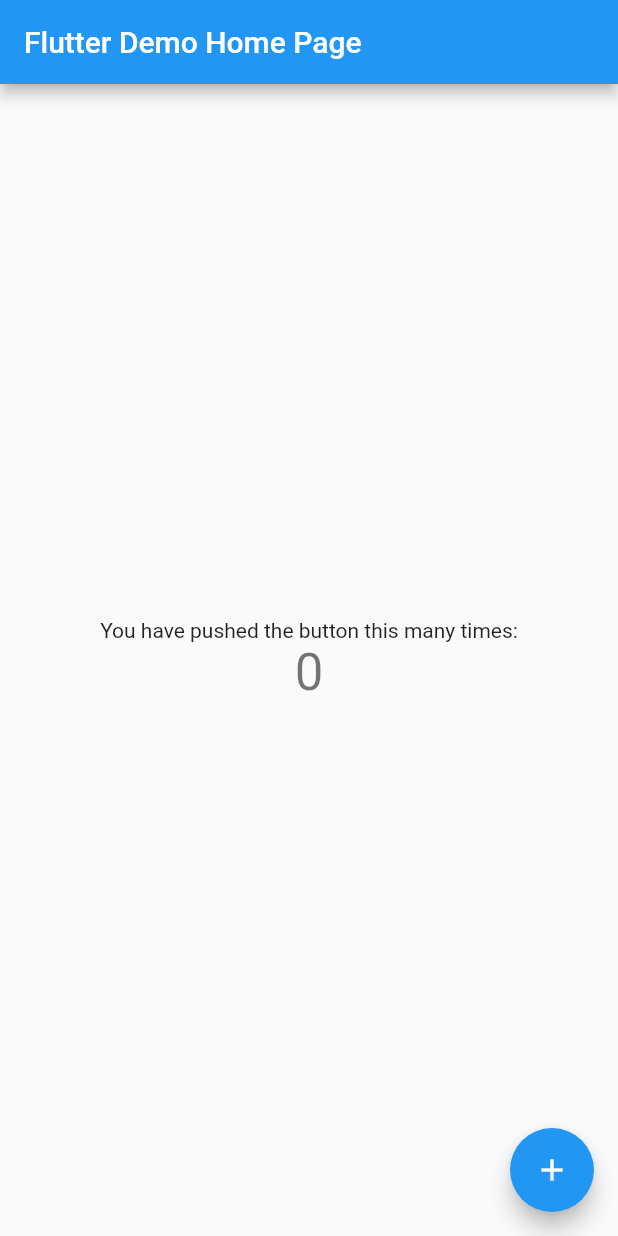
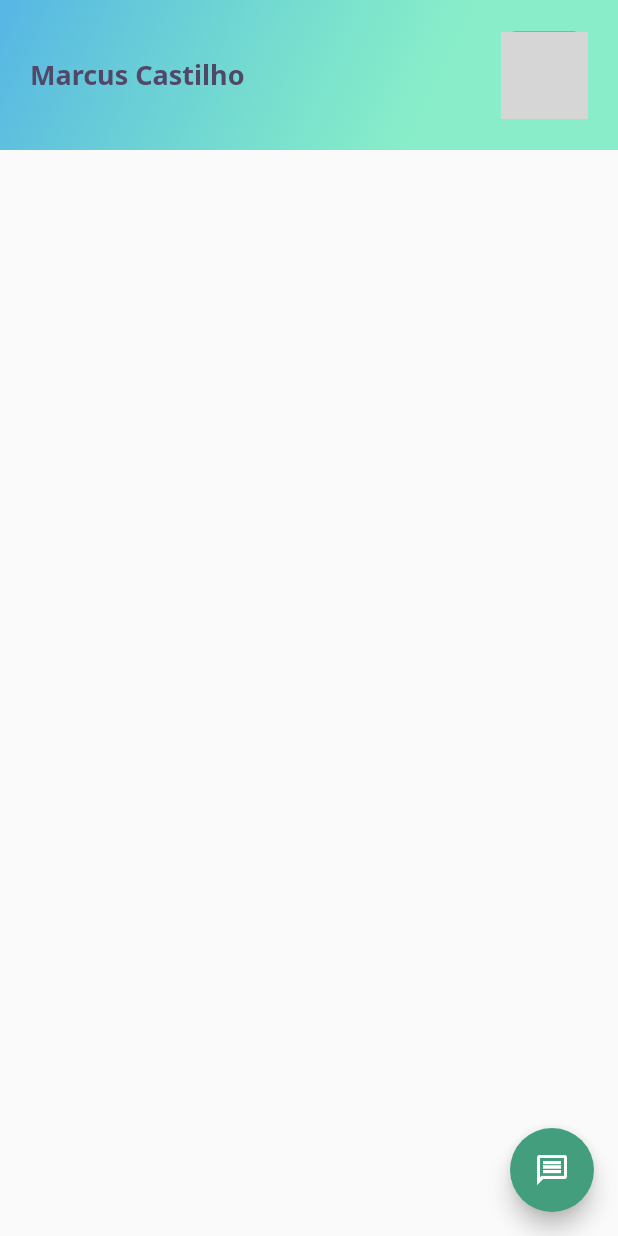
Before and after one commit to pveiga-abreu/client-chat, a Flutter app: the screen it shows after launch, on a phone screen of 412 x 824 dp. Run offline on Flutter 3.47's test engine with Material 2 defaults, Android fonts, the phone set to English and light mode, and no system bars; our stand-ins replace google_fonts; network calls fail; grey boxes are pictures that could not be loaded.

Commit message:
estruturando o projeto

```diff
--- /dev/null
+++ b/lib/app/helpers/app_colors.dart
@@ -0,0 +1,38 @@
+import 'package:flutter/material.dart';
+
+class AppColors {
+  static final Color purple = Color(0xFF8257E5);
+  static final Color white = Color(0xFFFFFFFF);
+  static final Color black = Color(0xFF514766);
+  static final Color grey = Color(0xFF6E6680);
+  static final Color lightGrey = Color(0xFFA6A1B2);
+  static final Color border = Color(0xFFE1E1E6);
+  static final Color chartSecondary = Color(0xFFE1E6E3);
+  static final Color chartPrimary = darkGreen;
+
+  //Greens
+  static final Color lightGreen = Color(0xFFE1F5EC);
+  static final Color green = Color(0xFFB8DBCB);
+  static final Color darkGreen = Color(0xFF04D361);
+
+  //Reds
+  static final Color lightRed = Color(0xFFF5E9EC);
+  static final Color red = Color(0xFFE5C5CF);
+  static final Color darkRed = Color(0xFFCC3750);
+
+  //LevelButton
+  static final Color levelButtonFacil = Color(0xFFEBEBFC);
+  static final Color levelButtonMedio = lightGreen;
+  static final Color levelButtonDificil = Color(0xFFF5EFE9);
+  static final Color levelButtonPerito = lightRed;
+
+  static final Color levelButtonBorderFacil = Color(0xFFCECEF5);
+  static final Color levelButtonBorderMedio = green;
+  static final Color levelButtonBorderDificil = Color(0xFFE5D5C5);
+  static final Color levelButtonBorderPerito = red;
+
+  static final Color levelButtonTextFacil = Color(0xFF6363DB);
+  static final Color levelButtonTextMedio = darkGreen;
+  static final Color levelButtonTextDificil = Color(0xFFE8891C);
+  static final Color levelButtonTextPerito = darkRed;
+}
--- /dev/null
+++ b/lib/app/helpers/app_gradients.dart
@@ -0,0 +1,14 @@
+import 'dart:math';
+import 'dart:ui';
+
+import 'package:flutter/material.dart';
+
+class AppGradients {
+  static final linear = LinearGradient(colors: [
+    Color(0xFF57B6E5),
+    Color.fromRGBO(86, 232, 179, 0.695),
+  ], stops: [
+    0.0,
+    0.695
+  ], transform: GradientRotation(2.13959913 * pi));
+}
--- /dev/null
+++ b/lib/app/helpers/app_images.dart
@@ -0,0 +1,10 @@
+class AppImages {
+  static String get hierarchy => "assets/images/hierarchy.png";
+  static String get data => "assets/images/data.png";
+  static String get laptop => "assets/images/laptop.png";
+  static String get blocks => "assets/images/blocks.png";
+  static String get check => "assets/images/check.png";
+  static String get error => "assets/images/error.png";
+  static String get trophy => "assets/images/trophy.png";
+  static String get logo => "assets/images/logo.png";
+}
--- /dev/null
+++ b/lib/app/helpers/app_text_styles.dart
@@ -0,0 +1,87 @@
+import 'package:flutter/material.dart';
+import 'package:google_fonts/google_fonts.dart';
+
+import 'app_colors.dart';
+
+class AppTextStyles {
+  static final TextStyle title = GoogleFonts.notoSans(
+    color: AppColors.white,
+    fontSize: 20,
+    fontWeight: FontWeight.w400,
+  );
+
+  static final TextStyle titleBold = GoogleFonts.notoSans(
+    color: AppColors.white,
+    fontSize: 20,
+    fontWeight: FontWeight.w600,
+  );
+
+  static final TextStyle heading = GoogleFonts.notoSans(
+    color: AppColors.black,
+    fontSize: 18,
+    fontWeight: FontWeight.w700,
+  );
+
+  static final TextStyle heading40 = GoogleFonts.notoSans(
+    color: AppColors.black,
+    fontSize: 40,
+    fontWeight: FontWeight.w600,
+  );
+
+  static final TextStyle heading15 = GoogleFonts.notoSans(
+    color: AppColors.black,
+    fontSize: 15,
+    fontWeight: FontWeight.w600,
+  );
+
+  static final TextStyle body = GoogleFonts.notoSans(
+    color: AppColors.grey,
+    fontSize: 13,
+    fontWeight: FontWeight.normal,
+  );
+
+  static final TextStyle bodyBold = GoogleFonts.notoSans(
+    color: AppColors.grey,
+    fontSize: 13,
+    fontWeight: FontWeight.bold,
+  );
+
+  static final TextStyle bodylightGrey = GoogleFonts.notoSans(
+    color: AppColors.lightGreen,
+    fontSize: 13,
+    fontWeight: FontWeight.normal,
+  );
+  static final TextStyle bodyDarkGreen = GoogleFonts.notoSans(
+    color: AppColors.darkGreen,
+    fontSize: 13,
+    fontWeight: FontWeight.w500,
+  );
+
+  static final TextStyle bodyDarkRed = GoogleFonts.notoSans(
+    color: AppColors.darkRed,
+    fontSize: 13,
+    fontWeight: FontWeight.w500,
+  );
+
+  static final TextStyle body20 = GoogleFonts.notoSans(
+    color: AppColors.grey,
+    fontSize: 20,
+    fontWeight: FontWeight.normal,
+  );
+  static final TextStyle bodyLightGrey20 = GoogleFonts.notoSans(
+    color: AppColors.lightGrey,
+    fontSize: 20,
+    fontWeight: FontWeight.normal,
+  );
+
+  static final TextStyle bodyWhite20 = GoogleFonts.notoSans(
+    color: AppColors.white,
+    fontSize: 20,
+    fontWeight: FontWeight.normal,
+  );
+  static final TextStyle body11 = GoogleFonts.notoSans(
+    color: AppColors.grey,
+    fontSize: 11,
+    fontWeight: FontWeight.normal,
+  );
+}
--- /dev/null
+++ b/lib/app/pages/talk.dart
@@ -0,0 +1,31 @@
+import 'package:flutter/material.dart';
+import 'package:virtual_feeling/app/widgets/appbar/app_bar_widget.dart';
+
+class Talk extends StatefulWidget {
+
+  @override
+  State<StatefulWidget> createState() {
+    return StateTalk();
+  }
+}
+
+class StateTalk extends State<Talk> {
+  @override
+  Widget build(BuildContext context) {
+    return Scaffold(
+      appBar: AppBarWidget(),
+      body: ListView.builder(
+        itemCount: 3,
+        itemBuilder: (context, index) {
+          return Container();
+        },
+      ),
+      floatingActionButton: FloatingActionButton(
+        backgroundColor: Color(0xFF439E7D),
+        child: Icon(Icons.message_outlined),
+        onPressed: () {
+        },
+      ),
+    );
+  }
+}
--- /dev/null
+++ b/lib/app/widgets/appbar/app_bar_widget.dart
@@ -0,0 +1,43 @@
+import 'package:flutter/material.dart';
+import 'package:virtual_feeling/app/helpers/app_gradients.dart';
+import 'package:virtual_feeling/app/helpers/app_text_styles.dart';
+
+class AppBarWidget extends PreferredSize {
+  AppBarWidget()
+      : super(
+            preferredSize: Size.fromHeight(100),
+            child: Container(
+              height: 200,
+              child: Stack(
+                children: [
+                  Container(
+                    height: 200,
+                    width: double.maxFinite,
+                    padding: const EdgeInsets.symmetric(horizontal: 20),
+                    decoration: BoxDecoration(
+                      gradient: AppGradients.linear,
+                    ),
+                    child: Row(
+                      mainAxisAlignment: MainAxisAlignment.spaceBetween,
+                      children: [
+                        Text('Marcus Castilho', style: AppTextStyles.heading),
+                        Container(
+                          width: 58,
+                          height: 58,
+                          decoration: BoxDecoration(
+                            border: Border.fromBorderSide(
+                                BorderSide(color: Color(0xFF439E7D), width: 2)),
+                            borderRadius: BorderRadius.circular(10),
+                            image: DecorationImage(
+                              image: NetworkImage(
+                                  "https://avatars.githubusercontent.com/u/49495564?v=4"),
+                            ),
+                          ),
+                        )
+                      ],
+                    ),
+                  ),
+                ],
+              ),
+            ));
+}
--- a/lib/main.dart
+++ b/lib/main.dart
@@ -1,113 +1,16 @@
 import 'package:flutter/material.dart';
+import 'package:virtual_feeling/app/pages/talk.dart';
 
-void main() {
-  runApp(MyApp());
-}
 
-class MyApp extends StatelessWidget {
-  // This widget is the root of your application.
+void main() => runApp(VirtualFeeling());
+
+class VirtualFeeling extends StatelessWidget {
   @override
   Widget build(BuildContext context) {
     return MaterialApp(
-      title: 'Flutter Demo',
-      theme: ThemeData(
-        // This is the theme of your application.
-        //
-        // Try running your application with "flutter run". You'll see the
-        // application has a blue toolbar. Then, without quitting the app, try
-        // changing the primarySwatch below to Colors.green and then invoke
-        // "hot reload" (press "r" in the console where you ran "flutter run",
-        // or simply save your changes to "hot reload" in a Flutter IDE).
-        // Notice that the counter didn't reset back to zero; the application
-        // is not restarted.
-        primarySwatch: Colors.blue,
+      home: Scaffold(
+        body: Talk(),
       ),
-      home: MyHomePage(title: 'Flutter Demo Home Page'),
     );
   }
 }
-
-class MyHomePage extends StatefulWidget {
-  MyHomePage({Key key, this.title}) : super(key: key);
-
-  // This widget is the home page of your application. It is stateful, meaning
-  // that it has a State object (defined below) that contains fields that affect
-  // how it looks.
-
-  // This class is the configuration for the state. It holds the values (in this
-  // case the title) provided by the parent (in this case the App widget) and
-  // used by the build method of the State. Fields in a Widget subclass are
-  // always marked "final".
-
-  final String title;
-
-  @override
-  _MyHomePageState createState() => _MyHomePageState();
-}
-
-class _MyHomePageState extends State<MyHomePage> {
-  int _counter = 0;
-
-  void _incrementCounter() {
-    setState(() {
-      // This call to setState tells the Flutter framework that something has
-      // changed in this State, which causes it to rerun the build method below
-      // so that the display can reflect the updated values. If we changed
-      // _counter without calling setState(), then the build method would not be
-      // called again, and so nothing would appear to happen.
-      _counter++;
-    });
-  }
-
-  @override
-  Widget build(BuildContext context) {
-    // This method is rerun every time setState is called, for instance as done
-    // by the _incrementCounter method above.
-    //
-    // The Flutter framework has been optimized to make rerunning build methods
-    // fast, so that you can just rebuild anything that needs updating rather
-    // than having to individually change instances of widgets.
-    return Scaffold(
-      appBar: AppBar(
-        // Here we take the value from the MyHomePage object that was created by
-        // the App.build method, and use it to set our appbar title.
-        title: Text(widget.title),
-      ),
-      body: Center(
-        // Center is a layout widget. It takes a single child and positions it
-        // in the middle of the parent.
-        child: Column(
-          // Column is also a layout widget. It takes a list of children and
-          // arranges them vertically. By default, it sizes itself to fit its
-          // children horizontally, and tries to be as tall as its parent.
-          //
-          // Invoke "debug painting" (press "p" in the console, choose the
-          // "Toggle Debug Paint" action from the Flutter Inspector in Android
-          // Studio, or the "Toggle Debug Paint" command in Visual Studio Code)
-          // to see the wireframe for each widget.
-          //
-          // Column has various properties to control how it sizes itself and
-          // how it positions its children. Here we use mainAxisAlignment to
-          // center the children vertically; the main axis here is the vertical
-          // axis because Columns are vertical (the cross axis would be
-          // horizontal).
-          mainAxisAlignment: MainAxisAlignment.center,
-          children: <Widget>[
-            Text(
-              'You have pushed the button this many times:',
-            ),
-            Text(
-              '$_counter',
-              style: Theme.of(context).textTheme.headline4,
-            ),
-          ],
-        ),
-      ),
-      floatingActionButton: FloatingActionButton(
-        onPressed: _incrementCounter,
-        tooltip: 'Increment',
-        child: Icon(Icons.add),
-      ), // This trailing comma makes auto-formatting nicer for build methods.
-    );
-  }
-}
--- a/pubspec.yaml
+++ b/pubspec.yaml
@@ -23,6 +23,7 @@
 dependencies:
   flutter:
     sdk: flutter
+  google_fonts: ^2.0.0
 
 
   # The following adds the Cupertino Icons font to your application.
```
Also changed, not shown: lib/app/pages/home.dart (added), pubspec.lock, 1 other file.
